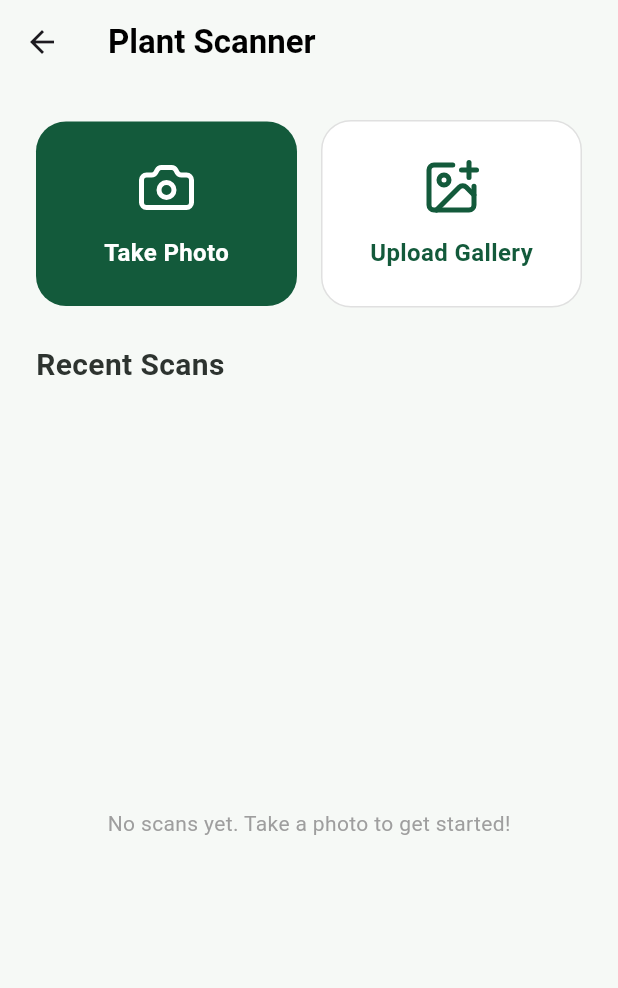
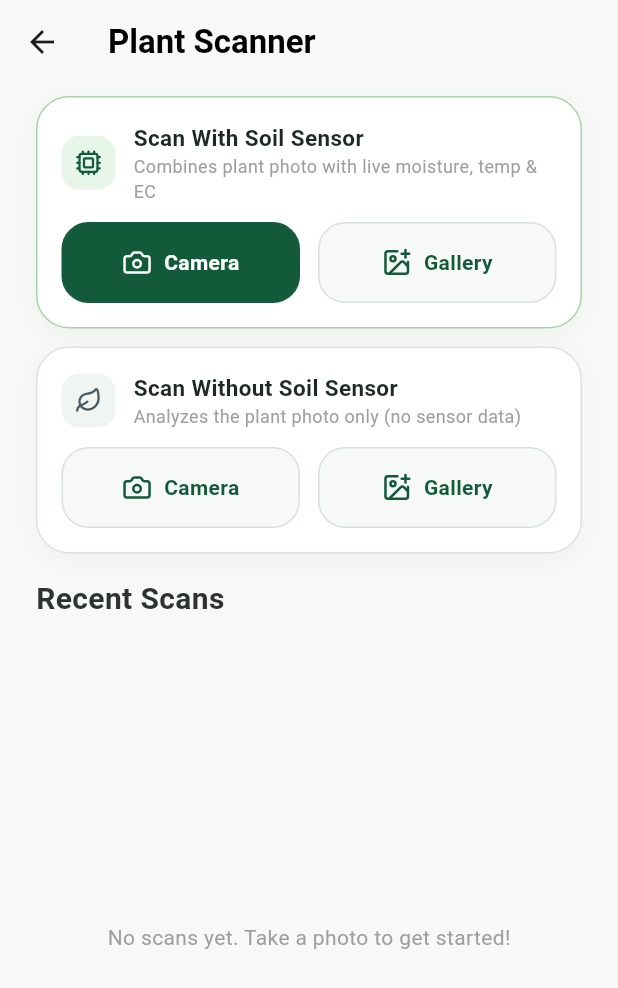
Before and after one commit to aris6777/smart_agri, a Flutter app: the ScanScreen screen opened directly, on a phone screen of 412 x 824 dp. Shown: the top 988 px of the screen. Run offline on Flutter 3.47's test engine with Material 3 defaults, Android fonts, the phone set to English and light mode, and no system bars; our stand-ins replace firebase_core, firebase_database, flutter_dotenv, google_generative_ai, image_picker, lucide_icons; accounts and stored records are empty; network calls fail.

Commit message:
modified image analysis output (with/without sensor feature button)

```diff
--- a/lib/scan_screen.dart
+++ b/lib/scan_screen.dart
@@ -18,34 +18,37 @@ class _ScanScreenState extends State<ScanScreen> {
   final Query _historyQuery =
       FirebaseDatabase.instance.ref('scanHistory').limitToLast(5);
 
-  // --- CAMERA & GALLERY LOGIC ---
-  Future<void> _pickImage(ImageSource source) async {
+  // --- CAMERA & GALLERY LOGIC WITH EXPLICIT SENSOR CHOICE ---
+  Future<void> _pickImage(
+    ImageSource source, {
+    required bool withSensor,
+  }) async {
     try {
       final XFile? pickedFile = await _picker.pickImage(source: source);
       if (pickedFile != null && mounted) {
-        // 1. Grab the exact soil data at this very moment
-        final snapshot =
-            await FirebaseDatabase.instance.ref('sensorData').get();
+        Map<String, dynamic> liveData = {};
 
-        // 2. Safely parse the data
-        Map<String, dynamic> liveData = {};
-        if (snapshot.exists && snapshot.value != null) {
-          liveData = Map<String, dynamic>.from(snapshot.value as Map);
+        if (withSensor) {
+          final snapshot =
+              await FirebaseDatabase.instance.ref('sensorData').get();
+          if (snapshot.exists && snapshot.value != null) {
+            liveData = Map<String, dynamic>.from(snapshot.value as Map);
+          }
         }
 
-        // 3. Navigate and pass everything to the ResultsScreen
         Navigator.push(
           context,
           MaterialPageRoute(
             builder: (context) => ResultsScreen(
               imageFile: File(pickedFile.path),
-              liveN: liveData['nitrogen'] ?? 0,
-              liveP: liveData['phosphorus'] ?? 0,
-              liveK: liveData['potassium'] ?? 0,
-              livePh: liveData['ph'] ?? 0.0,
-              liveMoisture: liveData['moisture'] ?? 0,
-              liveTemp: liveData['temperature'] ?? 0,
-              liveEc: liveData['ec'] ?? 0,
+              includeSensorData: withSensor,
+              liveN: withSensor ? (liveData['nitrogen'] ?? 0) : null,
+              liveP: withSensor ? (liveData['phosphorus'] ?? 0) : null,
+              liveK: withSensor ? (liveData['potassium'] ?? 0) : null,
+              livePh: withSensor ? (liveData['ph'] ?? 0.0) : null,
+              liveMoisture: withSensor ? (liveData['moisture'] ?? 0) : null,
+              liveTemp: withSensor ? (liveData['temperature'] ?? 0) : null,
+              liveEc: withSensor ? (liveData['ec'] ?? 0) : null,
             ),
           ),
         );
@@ -64,6 +67,149 @@ class _ScanScreenState extends State<ScanScreen> {
     }
   }
 
+  Widget _buildModeButton({
+    required String label,
+    required IconData icon,
+    required bool isPrimary,
+    required VoidCallback onTap,
+  }) {
+    return Expanded(
+      child: InkWell(
+        onTap: onTap,
+        borderRadius: BorderRadius.circular(18),
+        child: Container(
+          padding: const EdgeInsets.symmetric(vertical: 16, horizontal: 12),
+          decoration: BoxDecoration(
+            color: isPrimary ? const Color(0xFF135A3B) : const Color(0xFFF6F9F6),
+            borderRadius: BorderRadius.circular(18),
+            border: Border.all(
+              color: isPrimary
+                  ? const Color(0xFF135A3B)
+                  : const Color(0xFFD5E2D8),
+            ),
+          ),
+          child: Row(
+            mainAxisAlignment: MainAxisAlignment.center,
+            children: [
+              Icon(
+                icon,
+                size: 20,
+                color: isPrimary ? Colors.white : const Color(0xFF135A3B),
+              ),
+              const SizedBox(width: 8),
+              Flexible(
+                child: Text(
+                  label,
+                  overflow: TextOverflow.ellipsis,
+                  style: TextStyle(
+                    color: isPrimary ? Colors.white : const Color(0xFF135A3B),
+                    fontWeight: FontWeight.bold,
+                    fontSize: 14,
+                  ),
+                ),
+              ),
+            ],
+          ),
+        ),
+      ),
+    );
+  }
+
+  Widget _buildScanSectionCard({
+    required String title,
+    required String subtitle,
+    required IconData badgeIcon,
+    required bool withSensor,
+  }) {
+    return Container(
+      padding: const EdgeInsets.all(16),
+      decoration: BoxDecoration(
+        color: Colors.white,
+        borderRadius: BorderRadius.circular(22),
+        border: Border.all(
+          color: withSensor
+              ? const Color(0xFFA5D6A7)
+              : const Color(0xFFE0E0E0),
+        ),
+        boxShadow: [
+          BoxShadow(
+            color: Colors.black.withOpacity(0.03),
+            blurRadius: 12,
+            offset: const Offset(0, 4),
+          ),
+        ],
+      ),
+      child: Column(
+        crossAxisAlignment: CrossAxisAlignment.start,
+        children: [
+          Row(
+            children: [
+              Container(
+                padding: const EdgeInsets.all(9),
+                decoration: BoxDecoration(
+                  color: withSensor
+                      ? const Color(0xFFE8F5E9)
+                      : const Color(0xFFF1F5F2),
+                  borderRadius: BorderRadius.circular(12),
+                ),
+                child: Icon(
+                  badgeIcon,
+                  size: 18,
+                  color: withSensor
+                      ? const Color(0xFF135A3B)
+                      : const Color(0xFF455A64),
+                ),
+              ),
+              const SizedBox(width: 12),
+              Expanded(
+                child: Column(
+                  crossAxisAlignment: CrossAxisAlignment.start,
+                  children: [
+                    Text(
+                      title,
+                      style: const TextStyle(
+                        fontSize: 15,
+                        fontWeight: FontWeight.bold,
+                        color: Color(0xFF1E2923),
+                      ),
+                    ),
+                    Text(
+                      subtitle,
+                      style: const TextStyle(
+                        fontSize: 12,
+                        color: Colors.grey,
+                      ),
+                    ),
+                  ],
+                ),
+              ),
+            ],
+          ),
+          const SizedBox(height: 12),
+          Row(
+            children: [
+              _buildModeButton(
+                label: "Camera",
+                icon: LucideIcons.camera,
+                isPrimary: withSensor,
+                onTap: () =>
+                    _pickImage(ImageSource.camera, withSensor: withSensor),
+              ),
+              const SizedBox(width: 12),
+              _buildModeButton(
+                label: "Gallery",
+                icon: LucideIcons.imagePlus,
+                isPrimary: false,
+                onTap: () =>
+                    _pickImage(ImageSource.gallery, withSensor: withSensor),
+              ),
+            ],
+          ),
+        ],
+      ),
+    );
+  }
+
   @override
   Widget build(BuildContext context) {
     return Scaffold(
@@ -79,66 +225,23 @@ class _ScanScreenState extends State<ScanScreen> {
       body: Column(
         crossAxisAlignment: CrossAxisAlignment.start,
         children: [
-          // --- TOP SECTION: SCAN BUTTONS ---
+          // --- WITH SENSOR & WITHOUT SENSOR BUTTON CARDS ---
           Padding(
-            padding: const EdgeInsets.all(24.0),
-            child: Row(
+            padding: const EdgeInsets.fromLTRB(24, 8, 24, 16),
+            child: Column(
               children: [
-                Expanded(
-                  child: InkWell(
-                    onTap: () => _pickImage(ImageSource.camera),
-                    child: Container(
-                      padding: const EdgeInsets.symmetric(vertical: 24),
-                      decoration: BoxDecoration(
-                        color: const Color(0xFF135A3B),
-                        borderRadius: BorderRadius.circular(20),
-                      ),
-                      child: const Column(
-                        children: [
-                          Icon(LucideIcons.camera,
-                              color: Colors.white, size: 40),
-                          SizedBox(height: 12),
-                          Text(
-                            "Take Photo",
-                            style: TextStyle(
-                              color: Colors.white,
-                              fontWeight: FontWeight.bold,
-                              fontSize: 16,
-                            ),
-                          ),
-                        ],
-                      ),
-                    ),
-                  ),
+                _buildScanSectionCard(
+                  title: "Scan With Soil Sensor",
+                  subtitle: "Combines plant photo with live moisture, temp & EC",
+                  badgeIcon: LucideIcons.cpu,
+                  withSensor: true,
                 ),
-                const SizedBox(width: 16),
-                Expanded(
-                  child: InkWell(
-                    onTap: () => _pickImage(ImageSource.gallery),
-                    child: Container(
-                      padding: const EdgeInsets.symmetric(vertical: 24),
-                      decoration: BoxDecoration(
-                        color: Colors.white,
-                        borderRadius: BorderRadius.circular(20),
-                        border: Border.all(color: const Color(0xFFE0E0E0)),
-                      ),
-                      child: const Column(
-                        children: [
-                          Icon(LucideIcons.imagePlus,
-                              color: Color(0xFF135A3B), size: 40),
-                          SizedBox(height: 12),
-                          Text(
-                            "Upload Gallery",
-                            style: TextStyle(
-                              color: Color(0xFF135A3B),
-                              fontWeight: FontWeight.bold,
-                              fontSize: 16,
-                            ),
-                          ),
-                        ],
-                      ),
-                    ),
-                  ),
+                const SizedBox(height: 12),
+                _buildScanSectionCard(
+                  title: "Scan Without Soil Sensor",
+                  subtitle: "Analyzes the plant photo only (no sensor data)",
+                  badgeIcon: LucideIcons.leaf,
+                  withSensor: false,
                 ),
               ],
             ),
@@ -156,7 +259,7 @@ class _ScanScreenState extends State<ScanScreen> {
               ),
             ),
           ),
-          const SizedBox(height: 16),
+          const SizedBox(height: 12),
 
           // --- BOTTOM SECTION: HISTORY LIST ---
           Expanded(
```
Also changed, not shown: lib/results_screen.dart (+98 -40 lines).
